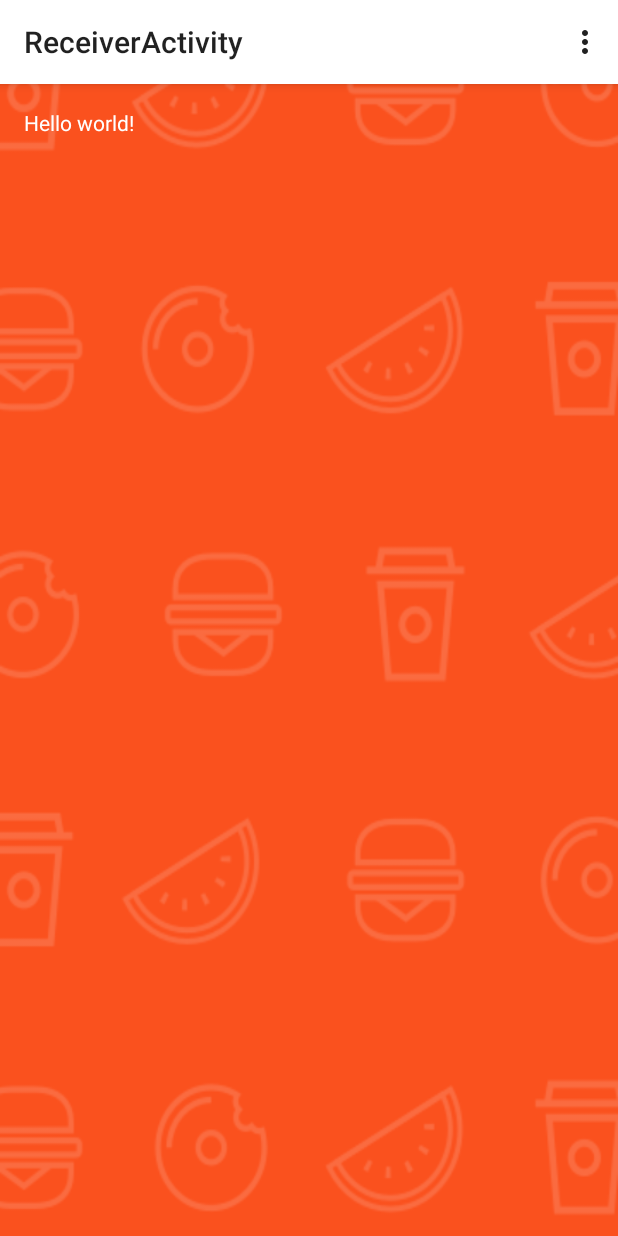
After one commit to ShwetaRaje23/Dropbox-Hackathon, an Android app: the ReceiverActivity screen opened directly, with no data from a screen before it, on a phone screen of 412 x 824 dp. The commit adds this screen. Run offline under Robolectric (Android 15) with nearby library versions, the phone set to English and light mode, and no system bars.

Commit message:
Added parse and a receiver activity

```diff
--- /dev/null
+++ b/gett-android/gett/app/src/main/java/summer/hackday/gett/ReceiverActivity.java
@@ -0,0 +1,39 @@
+package summer.hackday.gett;
+
+import android.app.Activity;
+import android.os.Bundle;
+import android.view.Menu;
+import android.view.MenuItem;
+
+
+public class ReceiverActivity extends Activity {
+
+    @Override
+    protected void onCreate(Bundle savedInstanceState) {
+        super.onCreate(savedInstanceState);
+        setContentView(R.layout.activity_receiver);
+    }
+
+
+    @Override
+    public boolean onCreateOptionsMenu(Menu menu) {
+        // Inflate the menu; this adds items to the action bar if it is present.
+        getMenuInflater().inflate(R.menu.menu_receiver, menu);
+        return true;
+    }
+
+    @Override
+    public boolean onOptionsItemSelected(MenuItem item) {
+        // Handle action bar item clicks here. The action bar will
+        // automatically handle clicks on the Home/Up button, so long
+        // as you specify a parent activity in AndroidManifest.xml.
+        int id = item.getItemId();
+
+        //noinspection SimplifiableIfStatement
+        if (id == R.id.action_settings) {
+            return true;
+        }
+
+        return super.onOptionsItemSelected(item);
+    }
+}
--- /dev/null
+++ b/gett-android/gett/app/src/main/res/layout/activity_receiver.xml
@@ -0,0 +1,12 @@
+<RelativeLayout xmlns:android="http://schemas.android.com/apk/res/android"
+    xmlns:tools="http://schemas.android.com/tools" android:layout_width="match_parent"
+    android:layout_height="match_parent" android:paddingLeft="@dimen/activity_horizontal_margin"
+    android:paddingRight="@dimen/activity_horizontal_margin"
+    android:paddingTop="@dimen/activity_vertical_margin"
+    android:paddingBottom="@dimen/activity_vertical_margin"
+    tools:context="summer.hackday.gett.ReceiverActivity">
+
+    <TextView android:text="@string/hello_world" android:layout_width="wrap_content"
+        android:layout_height="wrap_content" />
+
+</RelativeLayout>
--- /dev/null
+++ b/gett-android/gett/app/src/main/res/menu/menu_receiver.xml
@@ -0,0 +1,6 @@
+<menu xmlns:android="http://schemas.android.com/apk/res/android"
+    xmlns:tools="http://schemas.android.com/tools"
+    tools:context="summer.hackday.gett.ReceiverActivity">
+    <item android:id="@+id/action_settings" android:title="@string/action_settings"
+        android:orderInCategory="100" android:showAsAction="never" />
+</menu>
--- /dev/null
+++ b/gett-android/gett/app/src/main/res/values-w820dp/dimens.xml
@@ -0,0 +1,6 @@
+<resources>
+    <!-- Example customization of dimensions originally defined in res/values/dimens.xml
+         (such as screen margins) for screens with more than 820dp of available width. This
+         would include 7" and 10" devices in landscape (~960dp and ~1280dp respectively). -->
+    <dimen name="activity_horizontal_margin">64dp</dimen>
+</resources>
--- /dev/null
+++ b/gett-android/gett/app/src/main/res/values/dimens.xml
@@ -0,0 +1,5 @@
+<resources>
+    <!-- Default screen margins, per the Android Design guidelines. -->
+    <dimen name="activity_horizontal_margin">16dp</dimen>
+    <dimen name="activity_vertical_margin">16dp</dimen>
+</resources>
--- a/gett-android/gett/app/src/main/res/values/strings.xml
+++ b/gett-android/gett/app/src/main/res/values/strings.xml
@@ -2,4 +2,8 @@
 <resources>
     <string name="app_name">gett</string>
     <string name="facebook_app_id">1438382206471636</string>
+    <string name="title_activity_receiver">ReceiverActivity</string>
+
+    <string name="hello_world">Hello world!</string>
+    <string name="action_settings">Settings</string>
 </resources>
```
Also changed, not shown: gett-android/gett/app/src/main/AndroidManifest.xml (+36 -20 lines), gett-android/gett/app/src/main/java/summer/hackday/gett/MainActivity.java (+35 -4 lines).
